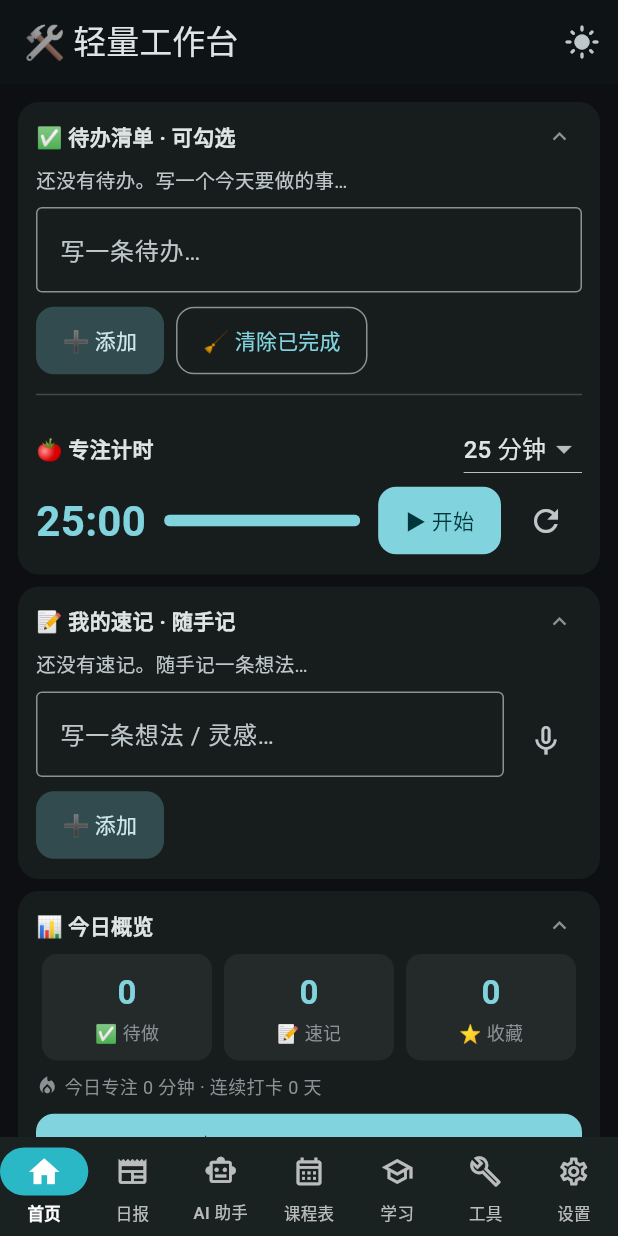
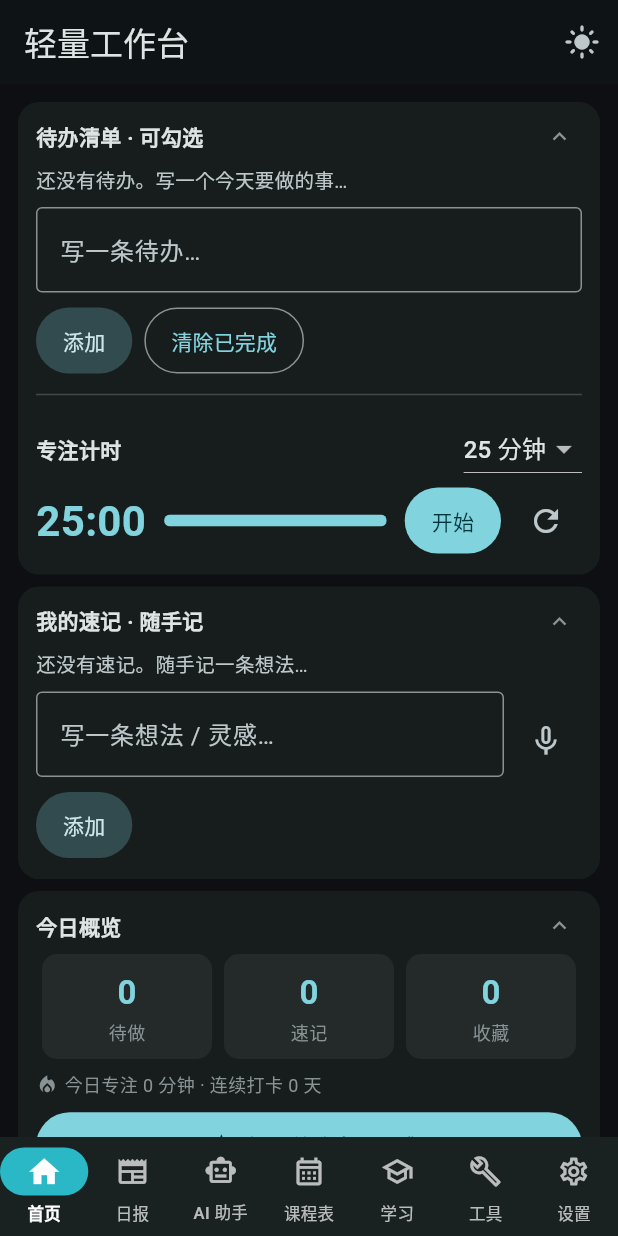
Before and after one commit to W-lik721/personal-workbench, a Flutter app: the screen it shows after launch, on a phone screen of 412 x 824 dp. Run offline on Flutter 3.47's test engine with Material 3 defaults, Android fonts, the phone set to English and light mode, and no system bars; our stand-ins replace file_picker, flutter_local_notifications, flutter_markdown, flutter_secure_storage, image_picker, shared_preferences and 2 more; missing offline and left inert: charset_converter, google_mlkit_text_recognition; network calls fail; project files that could hold a hidden picture were left out.

Commit message:
UI 打磨：按钮改胶囊全圆角，移除各模块装饰 emoji（保留心情日记与考试事件 emoji）

```diff
--- a/mobile/lib/main.dart
+++ b/mobile/lib/main.dart
@@ -131,19 +131,19 @@ class _WorkbenchAppState extends State<WorkbenchApp> with WidgetsBindingObserver
         // 全局按钮统一圆角 12 + 舒适内边距，视觉更精致
         filledButtonTheme: FilledButtonThemeData(
           style: FilledButton.styleFrom(
-            shape: RoundedRectangleBorder(borderRadius: BorderRadius.circular(12)),
+            shape: const StadiumBorder(),
             padding: const EdgeInsets.symmetric(horizontal: 18, vertical: 12),
           ),
         ),
         elevatedButtonTheme: ElevatedButtonThemeData(
           style: ElevatedButton.styleFrom(
-            shape: RoundedRectangleBorder(borderRadius: BorderRadius.circular(12)),
+            shape: const StadiumBorder(),
             padding: const EdgeInsets.symmetric(horizontal: 18, vertical: 12),
           ),
         ),
         outlinedButtonTheme: OutlinedButtonThemeData(
           style: OutlinedButton.styleFrom(
-            shape: RoundedRectangleBorder(borderRadius: BorderRadius.circular(12)),
+            shape: const StadiumBorder(),
             padding: const EdgeInsets.symmetric(horizontal: 18, vertical: 12),
           ),
         ),
@@ -179,19 +179,19 @@ class _WorkbenchAppState extends State<WorkbenchApp> with WidgetsBindingObserver
         ),
         filledButtonTheme: FilledButtonThemeData(
           style: FilledButton.styleFrom(
-            shape: RoundedRectangleBorder(borderRadius: BorderRadius.circular(12)),
+            shape: const StadiumBorder(),
             padding: const EdgeInsets.symmetric(horizontal: 18, vertical: 12),
           ),
         ),
         elevatedButtonTheme: ElevatedButtonThemeData(
           style: ElevatedButton.styleFrom(
-            shape: RoundedRectangleBorder(borderRadius: BorderRadius.circular(12)),
+            shape: const StadiumBorder(),
             padding: const EdgeInsets.symmetric(horizontal: 18, vertical: 12),
           ),
         ),
         outlinedButtonTheme: OutlinedButtonThemeData(
           style: OutlinedButton.styleFrom(
-            shape: RoundedRectangleBorder(borderRadius: BorderRadius.circular(12)),
+            shape: const StadiumBorder(),
             padding: const EdgeInsets.symmetric(horizontal: 18, vertical: 12),
           ),
         ),
@@ -257,7 +257,7 @@ class _MainShellState extends State<MainShell> {
   Widget build(BuildContext context) {
     return Scaffold(
       appBar: AppBar(
-        title: const Text('🛠️ 轻量工作台'),
+        title: const Text('轻量工作台'),
         actions: [
           IconButton(
             icon: Icon(Theme.of(context).brightness == Brightness.dark ? Icons.light_mode : Icons.dark_mode),
--- a/mobile/lib/pages/ai_page.dart
+++ b/mobile/lib/pages/ai_page.dart
@@ -199,7 +199,7 @@ class _AiPageState extends State<AiPage> {
           _msgs.last.streaming = false; // 用户主动停止，保留已生成部分
         } else {
           _msgs.removeLast();
-          _msgs.add(_Msg('⚠️ ${_friendly(e)}', false, isError: true));
+          _msgs.add(_Msg(_friendly(e), false, isError: true));
         }
       });
     } finally {
@@ -349,7 +349,7 @@ class _AiPageState extends State<AiPage> {
               return Padding(
                 padding: const EdgeInsets.only(right: 6),
                 child: ChoiceChip(
-                  label: Text(m.isEmpty ? '💬 通用' : m, style: const TextStyle(fontSize: 12)),
+                  label: Text(m.isEmpty ? '通用' : m, style: const TextStyle(fontSize: 12)),
                   selected: sel,
                   visualDensity: VisualDensity.compact,
                   onSelected: (_) => setState(() => _mode = m),
@@ -533,7 +533,7 @@ class _AiPageState extends State<AiPage> {
     if (!mem.contains(text)) {
       mem.add(text);
       Store.saveAiMemory(mem);
-      ScaffoldMessenger.of(context).showSnackBar(const SnackBar(content: Text('📌 已记住这条，可在"设置 → AI 记忆"里查看/删除')));
+      ScaffoldMessenger.of(context).showSnackBar(const SnackBar(content: Text('已记住这条，可在"设置 → AI 记忆"里查看/删除')));
     } else {
       ScaffoldMessenger.of(context).showSnackBar(const SnackBar(content: Text('这条已经记住了')));
     }
--- a/mobile/lib/pages/home_page.dart
+++ b/mobile/lib/pages/home_page.dart
@@ -148,7 +148,7 @@ class _HomePageState extends State<HomePage> {
   }
 
   // 今日概览的小数字卡片
-  Widget _stat(ColorScheme c, String icon, String label, int n) {
+  Widget _stat(ColorScheme c, String label, int n) {
     return Expanded(
       child: Container(
         margin: const EdgeInsets.symmetric(horizontal: 4),
@@ -160,7 +160,7 @@ class _HomePageState extends State<HomePage> {
         child: Column(children: [
           _AnimatedCount(value: n, style: TextStyle(fontSize: 22, fontWeight: FontWeight.bold, color: c.primary)),
           const SizedBox(height: 2),
-          Text('$icon $label', style: TextStyle(fontSize: 12, color: c.outline)),
+          Text(label, style: TextStyle(fontSize: 12, color: c.outline)),
         ]),
       ),
     );
@@ -177,7 +177,7 @@ class _HomePageState extends State<HomePage> {
         _pomoTimer = null;
         Store.addStudyMinutes(_pomoTotal ~/ 60); // 学习打卡：累计时长 + 连续天数
         _pomoBeep();
-        ScaffoldMessenger.of(context).showSnackBar(const SnackBar(content: Text('🍅 专注完成！去把待办勾掉吧')));
+        ScaffoldMessenger.of(context).showSnackBar(const SnackBar(content: Text('专注完成！去把待办勾掉吧')));
       }
     });
   }
@@ -240,7 +240,7 @@ class _HomePageState extends State<HomePage> {
         children: [
           // ---- 待办 + 番茄钟 ----
           _card(
-            title: '✅ 待办清单 · 可勾选',
+            title: '待办清单 · 可勾选',
             foldKey: 'todo',
             child: Column(crossAxisAlignment: CrossAxisAlignment.start, children: [
               if (_todos.isNotEmpty)
@@ -264,7 +264,7 @@ class _HomePageState extends State<HomePage> {
                       child: Text(t.text, style: TextStyle(decoration: t.done ? TextDecoration.lineThrough : null, color: t.done ? c.outline : null)),
                     ),
                     subtitle: t.remindAt != null
-                        ? Text('🔔 ${_fmtRemind(t.remindAt!)}', style: TextStyle(fontSize: 11, color: c.primary))
+                        ? Text(_fmtRemind(t.remindAt!), style: TextStyle(fontSize: 11, color: c.primary))
                         : null,
                     trailing: Row(mainAxisSize: MainAxisSize.min, children: [
                       IconButton(
@@ -288,14 +288,14 @@ class _HomePageState extends State<HomePage> {
               ),
               const SizedBox(height: 8),
               Row(children: [
-                FilledButton.tonal(onPressed: _addTodo, child: const Text('➕ 添加')),
+                FilledButton.tonal(onPressed: _addTodo, child: const Text('添加')),
                 const SizedBox(width: 8),
-                OutlinedButton(onPressed: _clearDone, child: const Text('🧹 清除已完成')),
+                OutlinedButton(onPressed: _clearDone, child: const Text('清除已完成')),
               ]),
               const Divider(height: 24),
               // 番茄钟
               Row(children: [
-                const Text('🍅 专注计时', style: TextStyle(fontSize: 14, fontWeight: FontWeight.w600)),
+                const Text('专注计时', style: TextStyle(fontSize: 14, fontWeight: FontWeight.w600)),
                 const Spacer(),
                 DropdownButton<int>(
                   value: _pomoTotal ~/ 60,
@@ -319,7 +319,7 @@ class _HomePageState extends State<HomePage> {
                   ),
                 ),
                 const SizedBox(width: 12),
-                FilledButton(onPressed: _pomoToggle, child: Text(_pomoRunning ? '⏸ 暂停' : '▶ 开始')),
+                FilledButton(onPressed: _pomoToggle, child: Text(_pomoRunning ? '暂停' : '开始')),
                 const SizedBox(width: 6),
                 IconButton(icon: const Icon(Icons.refresh), onPressed: _pomoReset),
               ]),
@@ -328,14 +328,14 @@ class _HomePageState extends State<HomePage> {
           const SizedBox(height: 8),
           // ---- 速记 ----
           _card(
-            title: '📝 我的速记 · 随手记',
+            title: '我的速记 · 随手记',
             foldKey: 'note',
             child: Column(crossAxisAlignment: CrossAxisAlignment.start, children: [
               if (_notes.length > 3) ...[
                 TextField(
                   controller: _noteQCtl,
                   decoration: const InputDecoration(
-                    hintText: '🔍 搜速记…',
+                    hintText: '搜速记…',
                     border: OutlineInputBorder(),
                     isDense: true,
                     contentPadding: EdgeInsets.symmetric(horizontal: 10, vertical: 8),
@@ -380,19 +380,19 @@ class _HomePageState extends State<HomePage> {
                 ],
               ),
               const SizedBox(height: 8),
-              FilledButton.tonal(onPressed: _addNote, child: const Text('➕ 添加')),
+              FilledButton.tonal(onPressed: _addNote, child: const Text('添加')),
             ]),
           ),
           const SizedBox(height: 8),
           // ---- 今日概览（替换原"常用入口"） ----
           _card(
-            title: '📊 今日概览',
+            title: '今日概览',
             foldKey: 'overview',
             child: Column(crossAxisAlignment: CrossAxisAlignment.start, children: [
               Row(children: [
-                _stat(c, '✅', '待做', _todos.where((t) => !t.done).length),
-                _stat(c, '📝', '速记', _notes.length),
-                _stat(c, '⭐', '收藏', _favs.length),
+                _stat(c, '待做', _todos.where((t) => !t.done).length),
+                _stat(c, '速记', _notes.length),
+                _stat(c, '收藏', _favs.length),
               ]),
               // 学习打卡：今日番茄钟时长 + 连续天数
               Padding(
@@ -409,7 +409,7 @@ class _HomePageState extends State<HomePage> {
                 width: double.infinity,
                 child: FilledButton.icon(
                   icon: const Icon(Icons.auto_awesome, size: 18),
-                  label: const Text('💡 让 AI 给我今日灵感'),
+                  label: const Text('让 AI 给我今日灵感'),
                   onPressed: _aiInspire,
                 ),
               ),
@@ -418,7 +418,7 @@ class _HomePageState extends State<HomePage> {
           const SizedBox(height: 8),
           // ---- 最近倒计时（跳学习中心） ----
           _card(
-            title: '⏳ 最近倒计时',
+            title: '最近倒计时',
             foldKey: 'countdown',
             child: _events.isEmpty
                 ? InkWell(
@@ -446,14 +446,14 @@ class _HomePageState extends State<HomePage> {
           const SizedBox(height: 8),
           // ---- 收藏 ----
           _card(
-            title: '⭐ 我的收藏 · 稍后读',
+            title: '我的收藏 · 稍后读',
             foldKey: 'fav',
             child: Column(crossAxisAlignment: CrossAxisAlignment.start, children: [
               if (_favs.length > 3) ...[
                 TextField(
                   controller: _favQCtl,
                   decoration: const InputDecoration(
-                    hintText: '🔍 搜收藏…',
+                    hintText: '搜收藏…',
                     border: OutlineInputBorder(),
                     isDense: true,
                     contentPadding: EdgeInsets.symmetric(horizontal: 10, vertical: 8),
@@ -463,7 +463,7 @@ class _HomePageState extends State<HomePage> {
                 const SizedBox(height: 6),
               ],
               if (_favs.isEmpty)
-                Text('还没有收藏。点新闻的 ☆ 收藏，稍后在这回看', style: TextStyle(color: c.onSurfaceVariant, fontSize: 13))
+                Text('还没有收藏。点新闻的收藏，稍后在这回看', style: TextStyle(color: c.onSurfaceVariant, fontSize: 13))
               else if (visFavs.isEmpty)
                 Text('没有匹配「$_favQ」的收藏', style: TextStyle(color: c.onSurfaceVariant, fontSize: 13))
               else
@@ -482,7 +482,7 @@ class _HomePageState extends State<HomePage> {
                     )),
               if (_favs.isNotEmpty) ...[
                 const SizedBox(height: 4),
-                TextButton(onPressed: () { Store.saveFavs([]); _reload(); }, child: const Text('🗑 清空收藏')),
+                TextButton(onPressed: () { Store.saveFavs([]); _reload(); }, child: const Text('清空收藏')),
               ],
             ]),
           ),
@@ -542,7 +542,7 @@ class _HomePageState extends State<HomePage> {
         child: const Icon(Icons.delete_outline, color: Colors.white),
       );
 
-  // 设置/修改/取消待办提醒（点🔔按钮）
+  // 设置/修改/取消待办提醒（点提醒按钮）
   void _setRemind(int i) {
     final todo = Store.todos()[i];
     if (todo.remindAt == null) {
@@ -553,7 +553,7 @@ class _HomePageState extends State<HomePage> {
       context: context,
       builder: (c) => SafeArea(
         child: Column(mainAxisSize: MainAxisSize.min, children: [
-          ListTile(title: Text('⏰ 提醒时间：${_fmtRemind(todo.remindAt!)}')),
+          ListTile(title: Text('提醒时间：${_fmtRemind(todo.remindAt!)}')),
           ListTile(
             leading: const Icon(Icons.edit_outlined),
             title: const Text('修改时间'),
@@ -601,7 +601,7 @@ class _HomePageState extends State<HomePage> {
     if (oldAt != null) await Notifier.cancelTodo(oldAt);
     _reload();
     if (!mounted) return;
-    ScaffoldMessenger.of(context).showSnackBar(SnackBar(content: Text('🔔 已设置提醒：${_fmtRemind(when.millisecondsSinceEpoch)}')));
+    ScaffoldMessenger.of(context).showSnackBar(SnackBar(content: Text('已设置提醒：${_fmtRemind(when.millisecondsSinceEpoch)}')));
   }
 
   // 取消提醒（仅清本地字段 + 取消系统通知）
--- a/mobile/lib/services/core.dart
+++ b/mobile/lib/services/core.dart
@@ -750,11 +750,11 @@ class Api {
   // AI 学习模式：预设 system 提示词（空=通用助手）
   static const aiModes = {
     '': '',
-    '📚 解题讲解': '你现在是耐心的学习导师。用户给你题目/代码/概念时：先讲清思路（为什么），再给答案；用大白话，遇到常见错误（如变量名拼写、for 缩进）主动提醒。',
-    '📝 论文润色': '你现在是学术写作编辑。对用户的中英文论文/段落做润色：学术化表达、去掉口语与 AI 味、保持原意；输出润色后版本 + 简要说明改了哪里。',
-    '📖 期末重点': '你现在是备考教练。根据用户给的课程笔记/教材内容，提炼期末考试重点：核心概念、易考点、常见题型，输出结构化复习清单。',
-    '🛠 作业检查': '你现在是作业批改老师。对用户粘贴的作业/代码：先指出错误和问题（含拼写/缩进等常见坑），再讲正确写法，最后给修改建议。',
-    '🌍 翻译': '你现在是中英互译助手。中文→地道英文，英文→自然中文；保持专业术语准确，输出译文 + 必要的注释。',
+    '解题讲解': '你现在是耐心的学习导师。用户给你题目/代码/概念时：先讲清思路（为什么），再给答案；用大白话，遇到常见错误（如变量名拼写、for 缩进）主动提醒。',
+    '论文润色': '你现在是学术写作编辑。对用户的中英文论文/段落做润色：学术化表达、去掉口语与 AI 味、保持原意；输出润色后版本 + 简要说明改了哪里。',
+    '期末重点': '你现在是备考教练。根据用户给的课程笔记/教材内容，提炼期末考试重点：核心概念、易考点、常见题型，输出结构化复习清单。',
+    '作业检查': '你现在是作业批改老师。对用户粘贴的作业/代码：先指出错误和问题（含拼写/缩进等常见坑），再讲正确写法，最后给修改建议。',
+    '翻译': '你现在是中英互译助手。中文→地道英文，英文→自然中文；保持专业术语准确，输出译文 + 必要的注释。',
   };
 
   static List<Map<String, String>> _buildMsgs(List<Map<String, String>> history, String question,
--- a/mobile/lib/services/notifier.dart
+++ b/mobile/lib/services/notifier.dart
@@ -45,7 +45,7 @@ class Notifier {
     if (!when.isAfter(now)) when = now.add(const Duration(minutes: 1));
     await _p.zonedSchedule(
       id: id,
-      title: '⏰ 待办提醒',
+      title: '待办提醒',
       body: text,
       scheduledDate: tz.TZDateTime.from(when, tz.local),
       notificationDetails: const NotificationDetails(
```
Also changed, not shown: mobile/lib/pages/news_page.dart (+17 -17 lines), mobile/lib/pages/schedule_page.dart (+5 -5 lines), mobile/lib/pages/settings_page.dart (+34 -34 lines), mobile/lib/pages/study_page.dart (+9 -9 lines), mobile/lib/pages/tools_page.dart (+6 -6 lines).
